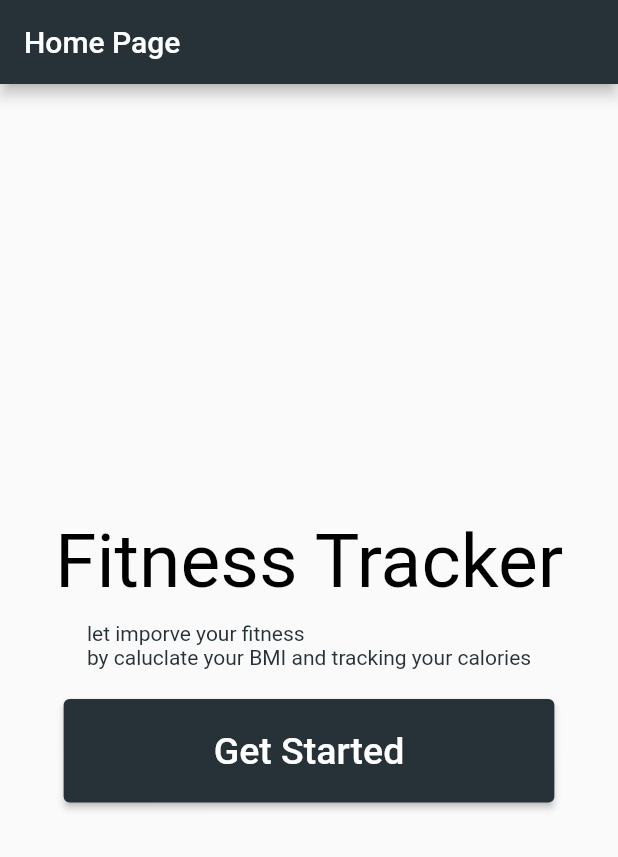
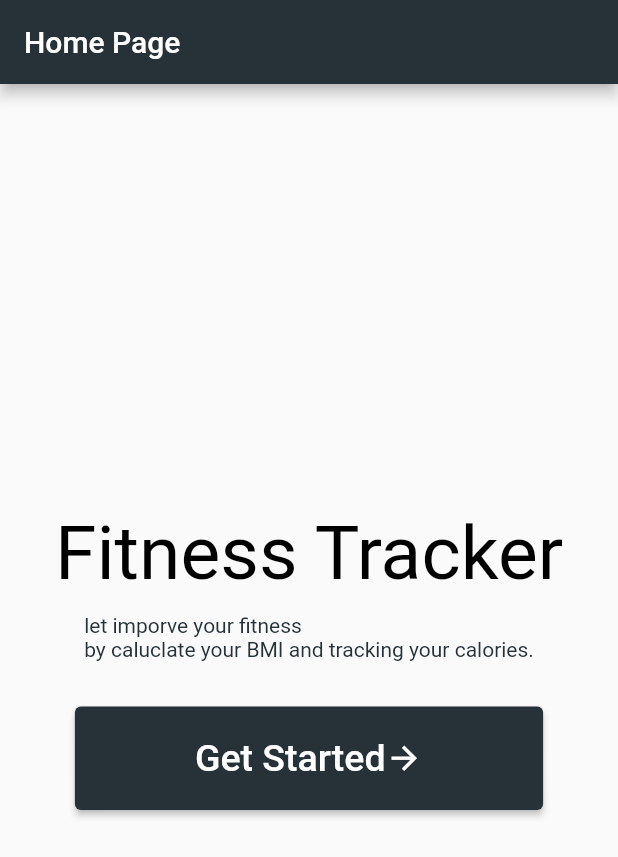
Before and after one commit to abdulmalikalomayri/fitnessapp, a Flutter app: the screen it shows after launch, on a phone screen of 412 x 824 dp. Shown: the top 857 px of the screen. Run offline on Flutter 3.47's test engine with Material 2 defaults, Android fonts, the phone set to English and light mode, and no system bars; our stand-ins replace font_awesome_flutter.

Commit message:
edit get started design

```diff
--- a/lib/main.dart
+++ b/lib/main.dart
@@ -33,23 +33,34 @@ class _MyAppState extends State<MyApp> {
             children: [
             Text("Fitness Tracker", style: TextStyle(fontSize: 50, color: Colors.black),),
             SizedBox(height: 10,), // this line use to create a margin between the two widgets
-            Text("let imporve your fitness \nby caluclate your BMI and tracking your calories", style: TextStyle(fontSize: 14, color: Colors.blueGrey[900],),),
-            SizedBox(height: 20),
+            Text("let imporve your fitness \nby caluclate your BMI and tracking your calories.", style: TextStyle(fontSize: 14, color: Colors.blueGrey[900],),),
+            SizedBox(height: 30),
             ElevatedButton(
+
                 onPressed: () {
                   Navigator.push(
                     context,
                     MaterialPageRoute(builder: (_) => About()),
                   );
                 },
+
                 style: ElevatedButton.styleFrom(
                     backgroundColor: Colors.blueGrey[900],
+
                     padding: const EdgeInsets.symmetric(
-                        vertical: 20, horizontal: 100)),
-                child: const Text(
+                        vertical: 20, horizontal: 80)),
+
+                child: const Row(
+                  mainAxisSize: MainAxisSize.min,
+                  mainAxisAlignment: MainAxisAlignment.center,
+                  children: [
+                    Text(
                   'Get Started',
                   style: TextStyle(fontSize: 25, color: Colors.white),
-                )),
+                  ),
+                  Icon(Icons.arrow_forward, size: 25, color: Colors.white,)
+                  ],)
+            )
           ],)
 
         )
```
Also changed, not shown: 1 other file.
